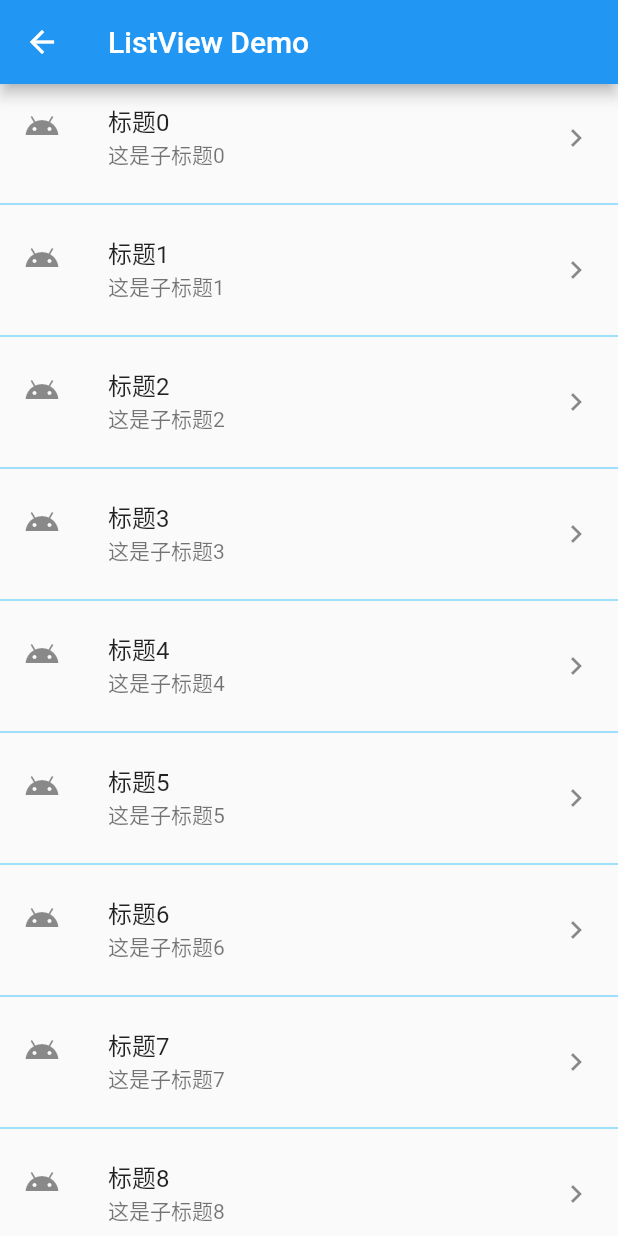
After one commit to zxc880301/learnflutter, a Flutter app: the screen it shows after launch, after a tap on "ListView组件", on a phone screen of 412 x 824 dp. The commit adds this screen. Run offline on Flutter 3.47's test engine with Material 2 defaults, Android fonts, the phone set to English and light mode, and no system bars.

Commit message:
增加listviewdemo

```diff
--- a/flutter_learn/flutter_learn/lib/config/consts.dart
+++ b/flutter_learn/flutter_learn/lib/config/consts.dart
@@ -5,10 +5,12 @@ import 'package:flutter_learn/business/one.dart';
 import 'package:flutter_learn/widget/text/textdemo.dart';
 import 'package:flutter_learn/widget/button/buttondemo.dart';
 import 'package:flutter_learn/widget/textfield/textfielddemo.dart';
+import 'package:flutter_learn/widget/listview/listviewdemo.dart';
 
 class RouteConfig{
 
   static final Map<String, WidgetBuilder> routes = {
+    "/listview_normal":(BuildContext context) => ListViewDemo(),
     "/text_normal":(BuildContext context) => TextDemo(),
     "/button_normal":(BuildContext ctx) => ButtonDemo(),
     "/textfield_normal":(BuildContext context) => TextFieldDemo(),
@@ -16,4 +18,14 @@ class RouteConfig{
     "/home": (BuildContext context) => HomePage(),
     "/":(BuildContext context) => SplashScreen(),
   };
+
+  static final String RKEY_LISTVIEW_NORMAL = "/listview_normal";
+  static final String RKEY_TEXT_NORMAL = "/text_normal";
+  static final String RKEY_BUTTON_NORMAL = "/button_normal";
+  static final String RKEY_TEXTFIELD_NORMAL = "/textfield_normal";
+  static final String RKEY_ONE = "/one";
+  static final String RKEY_ROOT = "/";
+
+
+
 }
--- a/flutter_learn/flutter_learn/lib/home/home.dart
+++ b/flutter_learn/flutter_learn/lib/home/home.dart
@@ -1,4 +1,5 @@
 import 'package:flutter/material.dart';
+import 'package:flutter_learn/config/consts.dart';
 
 class HomePage extends StatefulWidget {
   @override
@@ -17,20 +18,24 @@ class HomePageState extends State<HomePage> {
             MyButton(toTextDemoPage, "Text组件"),
             MyButton(toButtonDemoPage, "Button组件"),
             MyButton(toTextFieldDemoPage, "TextField组件"),
+            MyButton(toListViewDemoPage,"ListView组件")
           ],
         ));
   }
 
   void toTextDemoPage() {
-    Navigator.pushNamed(context, "/text_normal");
+    Navigator.pushNamed(context, RouteConfig.RKEY_TEXT_NORMAL);
   }
 
   void toButtonDemoPage() {
-    Navigator.pushNamed(context, "/button_normal");
+    Navigator.pushNamed(context, RouteConfig.RKEY_BUTTON_NORMAL);
   }
 
   void toTextFieldDemoPage() {
-    Navigator.pushNamed(context, "/textfield_normal");
+    Navigator.pushNamed(context, RouteConfig.RKEY_TEXTFIELD_NORMAL);
+  }
+  void toListViewDemoPage() {
+    Navigator.pushNamed(context, RouteConfig.RKEY_LISTVIEW_NORMAL);
   }
 }
 
--- /dev/null
+++ b/flutter_learn/flutter_learn/lib/widget/listview/listviewdemo.dart
@@ -0,0 +1,97 @@
+import 'package:flutter/material.dart';
+
+class ListViewDemo extends StatefulWidget {
+  @override
+  State<StatefulWidget> createState() {
+    return ListViewState();
+  }
+}
+
+class ListViewState extends State<ListViewDemo> {
+  @override
+  Widget build(BuildContext context) {
+    return Scaffold(
+      appBar: AppBar(
+        title: Text("ListView Demo"),
+      ),
+      body: Container(
+        child: ListView.separated(
+            shrinkWrap: true,
+            separatorBuilder: (BuildContext context, int index) {
+              return Divider(
+                color: Colors.lightBlueAccent,
+              );
+            },
+            itemCount: 20,
+            itemBuilder: (BuildContext context, int index) {
+              return ListTitleWidget(index);
+            }),
+      ),
+    );
+  }
+}
+
+class ListTitleWidget extends StatelessWidget {
+  int index;
+
+  ListTitleWidget(this.index);
+
+  @override
+  Widget build(BuildContext context) {
+    return ListTile(
+      onTap: () => Scaffold.of(context).showSnackBar(SnackBar(
+          duration: Duration(milliseconds: 300), content: Text("标题$index"))),
+      leading: Icon(Icons.android),
+      title: Text("标题$index"),
+      subtitle: Text("这是子标题$index"),
+      trailing: Icon(Icons.keyboard_arrow_right),
+    );
+  }
+}
+
+//class ListViewState extends State<ListViewDemo> {
+//  @override
+//  Widget build(BuildContext context) {
+//    return Scaffold(
+//      appBar: AppBar(
+//        title: Text("ListView Demo"),
+//      ),
+//      body: Container(
+//        child: ListView(
+//          children: <Widget>[
+//            ListItem("item1"),
+//            ListItem("item2"),
+//            ListItem("item3"),
+//            ListItem("item4"),
+//            ListItem("item5"),
+//            ListItem("item6"),
+//            ListItem("item7"),
+//            ListItem("item8"),
+//          ],
+//        ),
+//      ),
+//    );
+//  }
+//}
+
+class ListItem extends StatelessWidget {
+  String title;
+
+  ListItem(this.title);
+
+  @override
+  Widget build(BuildContext context) {
+    return Container(
+      constraints: BoxConstraints(
+        minHeight: 90.0,
+      ),
+      child: Card(
+        margin: EdgeInsets.only(top: 15.0, left: 15.0, right: 15.0),
+        child: Container(
+          padding: EdgeInsets.all(10.0),
+          child: Text(title),
+        ),
+      ),
+    );
+  }
+}
```
Also changed, not shown: flutter_learn/flutter_learn/lib/widget/button/buttondemo.dart (line endings or trailing spaces), 2 other files.
